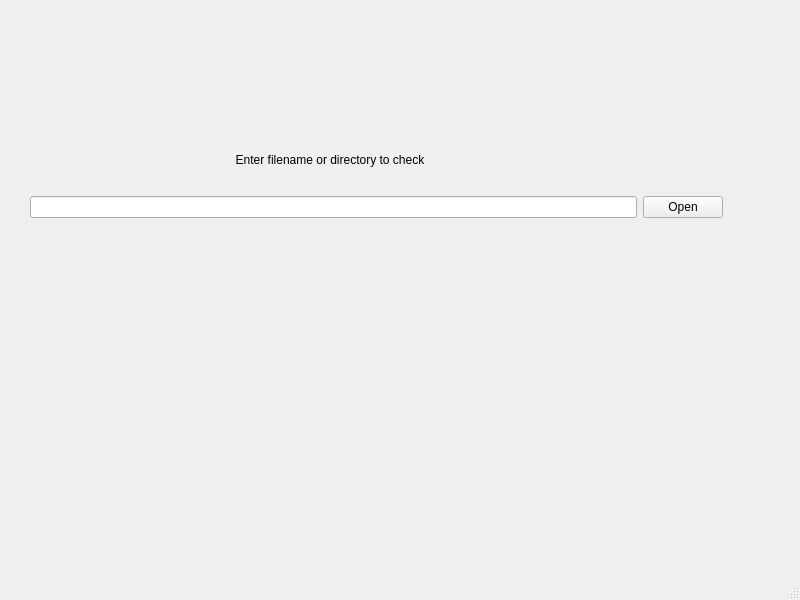
Before: the Qt Designer form SeniorProject2025/mainwindow.ui in SSpectre4x/Senior_Project_2025, drawn with Qt 5.
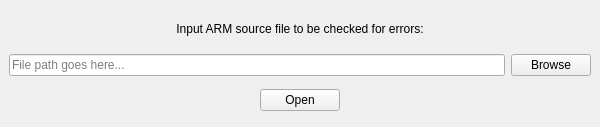
After: the same form once the commit is applied.

Commit message: GUI changes and adding line numbers, current line highlighting to code window.

What changed in the file:
```diff
--- a/SeniorProject2025/mainwindow.ui
+++ b/SeniorProject2025/mainwindow.ui
@@ -6,40 +6,52 @@
    <rect>
     <x>0</x>
     <y>0</y>
-    <width>800</width>
-    <height>600</height>
+    <width>600</width>
+    <height>127</height>
    </rect>
   </property>
+  <property name="sizePolicy">
+   <sizepolicy hsizetype="Fixed" vsizetype="Fixed">
+    <horstretch>0</horstretch>
+    <verstretch>0</verstretch>
+   </sizepolicy>
+  </property>
   <property name="windowTitle">
    <string>ARM Error Checker</string>
   </property>
   <widget class="QWidget" name="centralwidget">
-   <widget class="QWidget" name="layoutWidget">
-    <property name="geometry">
-     <rect>
-      <x>30</x>
-      <y>130</y>
-      <width>693</width>
-      <height>93</height>
-     </rect>
-    </property>
-    <layout class="QVBoxLayout" name="verticalLayout_2">
-     <item>
+   <property name="sizePolicy">
+    <sizepolicy hsizetype="Preferred" vsizetype="Preferred">
+     <horstretch>0</horstretch>
+     <verstretch>0</verstretch>
+    </sizepolicy>
+   </property>
+   <layout class="QVBoxLayout" name="verticalLayout_5">
+    <item alignment="Qt::AlignmentFlag::AlignHCenter">
       <widget class="QLabel" name="label">
+      <property name="enabled">
+       <bool>true</bool>
+      </property>
+      <property name="sizePolicy">
+       <sizepolicy hsizetype="Fixed" vsizetype="Fixed">
+        <horstretch>0</horstretch>
+        <verstretch>0</verstretch>
+       </sizepolicy>
+      </property>
        <property name="minimumSize">
         <size>
-         <width>600</width>
-         <height>50</height>
+        <width>250</width>
+        <height>25</height>
         </size>
        </property>
        <property name="maximumSize">
         <size>
-         <width>600</width>
-         <height>50</height>
+        <width>300</width>
+        <height>25</height>
         </size>
        </property>
        <property name="text">
-        <string>Enter filename or directory to check</string>
+       <string>Input ARM source file to be checked for errors:</string>
        </property>
        <property name="alignment">
         <set>Qt::AlignmentFlag::AlignCenter</set>
@@ -47,13 +59,27 @@
       </widget>
      </item>
      <item>
-      <layout class="QVBoxLayout" name="verticalLayout">
-       <item>
         <layout class="QHBoxLayout" name="horizontalLayout">
+      <property name="sizeConstraint">
+       <enum>QLayout::SizeConstraint::SetDefaultConstraint</enum>
+      </property>
          <item>
-          <widget class="QLineEdit" name="lineEdit"/>
+       <widget class="QLineEdit" name="lineEdit">
+        <property name="placeholderText">
+         <string>File path goes here...</string>
+        </property>
+       </widget>
          </item>
          <item>
+       <widget class="QPushButton" name="pushButton_2">
+        <property name="text">
+         <string>Browse</string>
+        </property>
+       </widget>
+      </item>
+     </layout>
+    </item>
+    <item alignment="Qt::AlignmentFlag::AlignHCenter">
           <widget class="QPushButton" name="pushButton">
            <property name="text">
             <string>Open</string>
@@ -61,11 +87,6 @@
           </widget>
          </item>
         </layout>
-       </item>
-      </layout>
-     </item>
-    </layout>
-   </widget>
   </widget>
   <widget class="QMenuBar" name="menubar">
    <property name="geometry">
@@ -77,7 +98,6 @@
     </rect>
    </property>
   </widget>
-  <widget class="QStatusBar" name="statusbar"/>
  </widget>
  <resources/>
  <connections/>
```
Left out of the diff: 9 changed lines with no effect on the pictures. Lines whose indentation alone changed are shown as unchanged. The commit also changes 6 other files.
